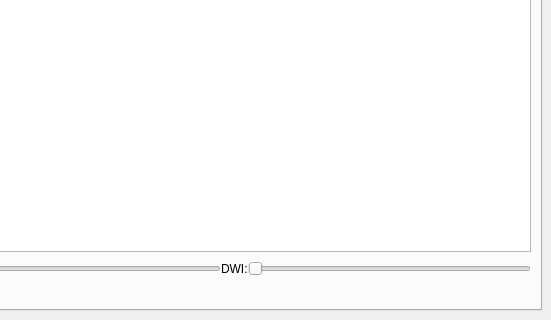
Old version of the form view_image.ui in the repository frankyeh/DSI-Studio; both pictures show x 203 to 754 and y 312 to 632 of the 754 by 632 pixel window.
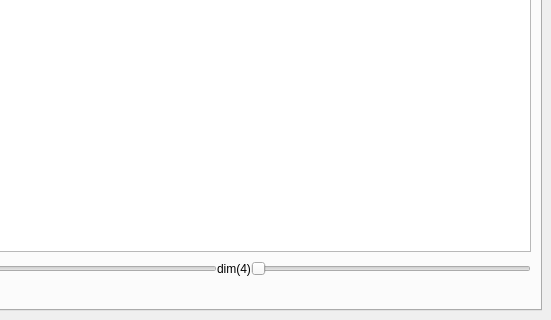
New version of the form. Icons and pictures are not drawn. Custom widgets are drawn as their Qt base class.

Commit message: add reshape function

What changed in the file:
```diff
--- a/view_image.ui
+++ b/view_image.ui
@@ -308,7 +308,7 @@
           <item>
            <widget class="QLabel" name="dwi_label">
             <property name="text">
-             <string>DWI:</string>
+             <string>dim(4)</string>
             </property>
            </widget>
           </item>
```
Left out of the diff: 21 changed lines with no effect on the pictures. The commit also changes 2 other files.
